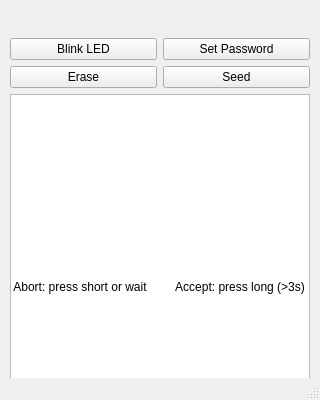
The window that src/qt/ui/overview.ui (jonasschnelli/dbb-app) describes before a commit, drawn with Qt 5.
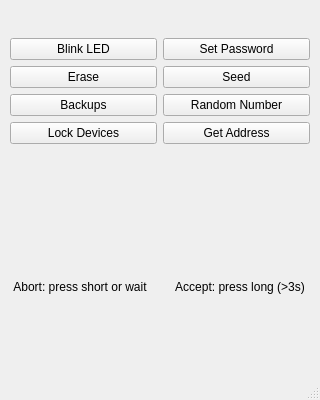
The same window after the commit. The open tabs and pages were chosen to show the change. Icons and pictures are not drawn.

Commit message: add new buttons to "experts" tabs, change layout

```diff
--- a/src/qt/ui/overview.ui
+++ b/src/qt/ui/overview.ui
@@ -508,14 +508,53 @@
         </layout>
        </item>
        <item>
-        <widget class="QTextEdit" name="textEdit">
-         <property name="sizePolicy">
-          <sizepolicy hsizetype="MinimumExpanding" vsizetype="MinimumExpanding">
-           <horstretch>0</horstretch>
-           <verstretch>0</verstretch>
-          </sizepolicy>
-         </property>
-        </widget>
+           <layout class="QHBoxLayout" name="horizontalLayout_2">
+               <item>
+                   <widget class="QPushButton" name="showBackups">
+                       <property name="text">
+                           <string>Backups</string>
+                       </property>
+                   </widget>
+               </item>
+               <item>
+                   <widget class="QPushButton" name="getRand">
+                       <property name="text">
+                           <string>Random Number</string>
+                       </property>
+                   </widget>
+               </item>
+           </layout>
+       </item>
+       <item>
+           <layout class="QHBoxLayout" name="horizontalLayout_2">
+               <item>
+                   <widget class="QPushButton" name="lockDevice">
+                       <property name="text">
+                           <string>Lock Devices</string>
+                       </property>
+                   </widget>
+               </item>
+               <item>
+                   <widget class="QPushButton" name="getAddress">
+                       <property name="text">
+                           <string>Get Address</string>
+                       </property>
+                   </widget>
+               </item>
+           </layout>
+       </item>
+       <item>
+           <spacer name="verticalSpacer">
+               <property name="orientation">
+                   <enum>Qt::Vertical</enum>
+               </property>
+               <property name="sizeHint" stdset="0">
+                   <size>
+                       <width>20</width>
+                       <height>20</height>
+                   </size>
+               </property>
+           </spacer>
        </item>
       </layout>
      </widget>
```
Left out of the diff: 55 changed lines with no effect on the pictures.
